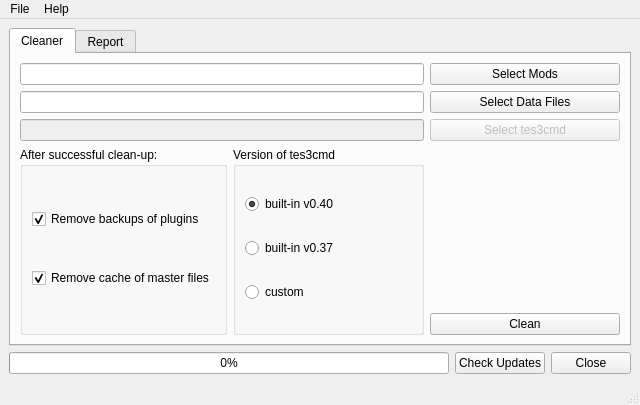
First picture: the form in moht/ui/qtgui.ui, repository emcek/modhelpertool, before the edit.
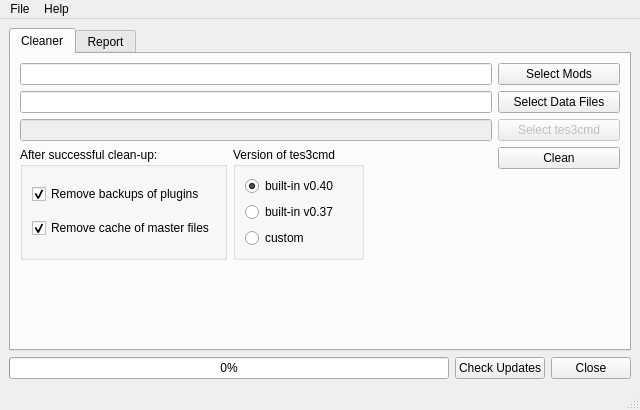
Second picture: the form after the edit. Icons and pictures are not drawn.

Commit message: add spacers in pyqt gui

The edit to the form file:
```diff
--- a/moht/ui/qtgui.ui
+++ b/moht/ui/qtgui.ui
@@ -7,13 +7,13 @@
     <x>0</x>
     <y>0</y>
     <width>640</width>
-    <height>405</height>
+    <height>410</height>
    </rect>
   </property>
   <property name="minimumSize">
    <size>
     <width>420</width>
-    <height>355</height>
+    <height>300</height>
    </size>
   </property>
   <property name="windowTitle">
@@ -56,8 +56,38 @@
         <string>Cleaner</string>
        </attribute>
        <layout class="QGridLayout" name="gridLayout_2">
-        <item row="0" column="0" colspan="2">
-         <widget class="QLineEdit" name="le_mods_dir"/>
+        <item row="1" column="0" colspan="3">
+         <widget class="QLineEdit" name="le_morrowind_dir"/>
+        </item>
+        <item row="2" column="0" colspan="3">
+         <widget class="QLineEdit" name="le_tes3cmd">
+          <property name="enabled">
+           <bool>false</bool>
+          </property>
+         </widget>
+        </item>
+        <item row="2" column="3">
+         <widget class="QPushButton" name="pb_tes3cmd">
+          <property name="enabled">
+           <bool>false</bool>
+          </property>
+          <property name="toolTip">
+           <string>&lt;html&gt;&lt;head/&gt;&lt;body&gt;&lt;p&gt;Select custom &lt;span style=&quot; font-weight:600;&quot;&gt;tes3cmd&lt;/span&gt; executable file, or keep using built-in one&lt;/p&gt;&lt;/body&gt;&lt;/html&gt;</string>
+          </property>
+          <property name="text">
+           <string>Select tes3cmd</string>
+          </property>
+         </widget>
+        </item>
+        <item row="1" column="3">
+         <widget class="QPushButton" name="pb_morrowind_dir">
+          <property name="toolTip">
+           <string>&lt;html&gt;&lt;head/&gt;&lt;body&gt;&lt;p&gt;Select &lt;span style=&quot; font-weight:600;&quot;&gt;Data Files &lt;/span&gt;folder of Morrowind installation&lt;/p&gt;&lt;/body&gt;&lt;/html&gt;</string>
+          </property>
+          <property name="text">
+           <string>Select Data Files</string>
+          </property>
+         </widget>
         </item>
         <item row="3" column="0" rowspan="3">
          <widget class="QGroupBox" name="groupBox">
@@ -94,37 +124,7 @@
           </layout>
          </widget>
         </item>
-        <item row="2" column="0" colspan="2">
-         <widget class="QLineEdit" name="le_tes3cmd">
-          <property name="enabled">
-           <bool>false</bool>
-          </property>
-         </widget>
-        </item>
-        <item row="2" column="2">
-         <widget class="QPushButton" name="pb_tes3cmd">
-          <property name="enabled">
-           <bool>false</bool>
-          </property>
-          <property name="toolTip">
-           <string>&lt;html&gt;&lt;head/&gt;&lt;body&gt;&lt;p&gt;Select custom &lt;span style=&quot; font-weight:600;&quot;&gt;tes3cmd&lt;/span&gt; executable file, or keep using built-in one&lt;/p&gt;&lt;/body&gt;&lt;/html&gt;</string>
-          </property>
-          <property name="text">
-           <string>Select tes3cmd</string>
-          </property>
-         </widget>
-        </item>
-        <item row="1" column="2">
-         <widget class="QPushButton" name="pb_morrowind_dir">
-          <property name="toolTip">
-           <string>&lt;html&gt;&lt;head/&gt;&lt;body&gt;&lt;p&gt;Select &lt;span style=&quot; font-weight:600;&quot;&gt;Data Files &lt;/span&gt;folder of Morrowind installation&lt;/p&gt;&lt;/body&gt;&lt;/html&gt;</string>
-          </property>
-          <property name="text">
-           <string>Select Data Files</string>
-          </property>
-         </widget>
-        </item>
-        <item row="0" column="2">
+        <item row="0" column="3">
          <widget class="QPushButton" name="pb_mods_dir">
           <property name="toolTip">
            <string>&lt;html&gt;&lt;head/&gt;&lt;body&gt;&lt;p&gt;Select root folder with Mods to clean.&lt;/p&gt;&lt;/body&gt;&lt;/html&gt;</string>
@@ -134,8 +134,8 @@
           </property>
          </widget>
         </item>
-        <item row="1" column="0" colspan="2">
-         <widget class="QLineEdit" name="le_morrowind_dir"/>
+        <item row="0" column="0" colspan="3">
+         <widget class="QLineEdit" name="le_mods_dir"/>
         </item>
         <item row="3" column="1" rowspan="3">
          <widget class="QGroupBox" name="groupBox_2">
@@ -173,7 +173,33 @@
           </layout>
          </widget>
         </item>
-        <item row="5" column="2">
+        <item row="6" column="1">
+         <spacer name="verticalSpacer">
+          <property name="orientation">
+           <enum>Qt::Vertical</enum>
+          </property>
+          <property name="sizeHint" stdset="0">
+           <size>
+            <width>20</width>
+            <height>20</height>
+           </size>
+          </property>
+         </spacer>
+        </item>
+        <item row="4" column="2" colspan="2">
+         <spacer name="horizontalSpacer">
+          <property name="orientation">
+           <enum>Qt::Horizontal</enum>
+          </property>
+          <property name="sizeHint" stdset="0">
+           <size>
+            <width>0</width>
+            <height>20</height>
+           </size>
+          </property>
+         </spacer>
+        </item>
+        <item row="3" column="3">
          <widget class="QPushButton" name="pb_clean">
           <property name="text">
            <string>Clean</string>
```
